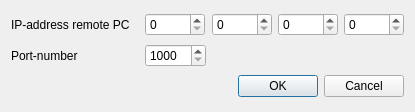
Above: proto-fg/ftnoir_fgcontrols.ui from opentrack/opentrack before the change. Below: the same form after it.
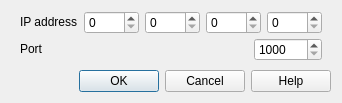
That is the form after the change.

Commit message:
proto/flightgear: dialog fixes
- add "help" button opening the right contrib directory with
  readme in it
- use layouts in the dialog

Issue: #590

What changed in the file:
```diff
--- a/proto-fg/ftnoir_fgcontrols.ui
+++ b/proto-fg/ftnoir_fgcontrols.ui
@@ -9,8 +9,8 @@
    <rect>
     <x>0</x>
     <y>0</y>
-    <width>415</width>
-    <height>112</height>
+    <width>342</width>
+    <height>100</height>
    </rect>
   </property>
   <property name="windowTitle">
@@ -22,16 +22,43 @@
   <property name="autoFillBackground">
    <bool>false</bool>
   </property>
-  <layout class="QGridLayout" name="gridLayout">
-   <item row="0" column="0">
+  <layout class="QVBoxLayout" name="verticalLayout">
+   <property name="spacing">
+    <number>0</number>
+   </property>
+   <property name="topMargin">
+    <number>2</number>
+   </property>
+   <item>
+    <widget class="QFrame" name="frame">
+     <property name="frameShadow">
+      <enum>QFrame::Raised</enum>
+     </property>
+     <layout class="QHBoxLayout" name="horizontalLayout">
+      <property name="bottomMargin">
+       <number>0</number>
+      </property>
+      <item>
     <widget class="QLabel" name="label_4">
+        <property name="sizePolicy">
+         <sizepolicy hsizetype="Preferred" vsizetype="Maximum">
+          <horstretch>0</horstretch>
+          <verstretch>0</verstretch>
+         </sizepolicy>
+        </property>
      <property name="text">
-      <string>IP-address remote PC</string>
+         <string>IP address</string>
      </property>
     </widget>
    </item>
-   <item row="0" column="1">
+      <item>
     <widget class="QSpinBox" name="spinIPFirstNibble">
+        <property name="sizePolicy">
+         <sizepolicy hsizetype="Minimum" vsizetype="Maximum">
+          <horstretch>0</horstretch>
+          <verstretch>0</verstretch>
+         </sizepolicy>
+        </property>
      <property name="maximumSize">
       <size>
        <width>60</width>
@@ -46,8 +73,14 @@
      </property>
     </widget>
    </item>
-   <item row="0" column="2">
+      <item>
     <widget class="QSpinBox" name="spinIPSecondNibble">
+        <property name="sizePolicy">
+         <sizepolicy hsizetype="Minimum" vsizetype="Maximum">
+          <horstretch>0</horstretch>
+          <verstretch>0</verstretch>
+         </sizepolicy>
+        </property>
      <property name="maximumSize">
       <size>
        <width>60</width>
@@ -62,8 +95,14 @@
      </property>
     </widget>
    </item>
-   <item row="0" column="3">
+      <item>
     <widget class="QSpinBox" name="spinIPThirdNibble">
+        <property name="sizePolicy">
+         <sizepolicy hsizetype="Minimum" vsizetype="Maximum">
+          <horstretch>0</horstretch>
+          <verstretch>0</verstretch>
+         </sizepolicy>
+        </property>
      <property name="maximumSize">
       <size>
        <width>60</width>
@@ -78,8 +117,14 @@
      </property>
     </widget>
    </item>
-   <item row="0" column="4">
+      <item>
     <widget class="QSpinBox" name="spinIPFourthNibble">
+        <property name="sizePolicy">
+         <sizepolicy hsizetype="Minimum" vsizetype="Maximum">
+          <horstretch>0</horstretch>
+          <verstretch>0</verstretch>
+         </sizepolicy>
+        </property>
      <property name="maximumSize">
       <size>
        <width>60</width>
@@ -94,15 +139,39 @@
      </property>
     </widget>
    </item>
-   <item row="1" column="0">
+     </layout>
+    </widget>
+   </item>
+   <item>
+    <widget class="QFrame" name="frame_2">
+     <property name="frameShadow">
+      <enum>QFrame::Raised</enum>
+     </property>
+     <layout class="QHBoxLayout" name="horizontalLayout_2">
+      <property name="topMargin">
+       <number>4</number>
+      </property>
+      <item>
     <widget class="QLabel" name="label_5">
+        <property name="sizePolicy">
+         <sizepolicy hsizetype="Preferred" vsizetype="Maximum">
+          <horstretch>10</horstretch>
+          <verstretch>0</verstretch>
+         </sizepolicy>
+        </property>
      <property name="text">
-      <string>Port-number</string>
+         <string>Port</string>
      </property>
     </widget>
    </item>
-   <item row="1" column="1">
+      <item>
     <widget class="QSpinBox" name="spinPortNumber">
+        <property name="sizePolicy">
+         <sizepolicy hsizetype="Minimum" vsizetype="Maximum">
+          <horstretch>3</horstretch>
+          <verstretch>0</verstretch>
+         </sizepolicy>
+        </property>
      <property name="minimum">
       <number>1000</number>
      </property>
@@ -111,10 +180,19 @@
      </property>
     </widget>
    </item>
-   <item row="2" column="2" colspan="3">
+     </layout>
+    </widget>
+   </item>
+   <item>
     <widget class="QDialogButtonBox" name="buttonBox">
+     <property name="sizePolicy">
+      <sizepolicy hsizetype="Expanding" vsizetype="Maximum">
+       <horstretch>0</horstretch>
+       <verstretch>0</verstretch>
+      </sizepolicy>
+     </property>
      <property name="standardButtons">
-      <set>QDialogButtonBox::Cancel|QDialogButtonBox::Ok</set>
+      <set>QDialogButtonBox::Cancel|QDialogButtonBox::Help|QDialogButtonBox::Ok</set>
      </property>
     </widget>
    </item>
```
Left out of the diff: 8 changed lines with no effect on the pictures. Lines whose indentation alone changed are shown as unchanged. The commit also changes 1 other file.
